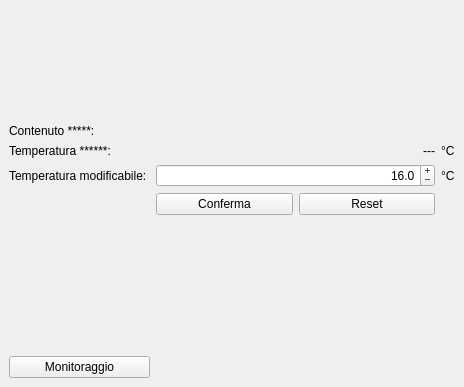
Qt form applicazione/temperatureGUI.ui (RaffaBux/Vooler38) before a commit.
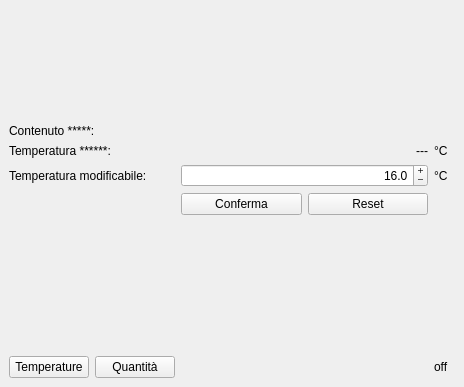
The same form after that commit. Icons and pictures are not drawn.

What changed in the file:
```diff
--- a/applicazione/temperatureGUI.ui
+++ b/applicazione/temperatureGUI.ui
@@ -19,46 +19,23 @@
   </property>
   <widget class="QWidget" name="temp_grid">
    <layout class="QGridLayout" name="gridLayout_2">
-    <item row="2" column="0">
-     <widget class="QLabel" name="tempAttLabel2">
-      <property name="text">
-       <string>Temperatura ******:</string>
-      </property>
-     </widget>
-    </item>
-    <item row="8" column="1">
-     <spacer name="space3_1">
-      <property name="orientation">
-       <enum>Qt::Horizontal</enum>
-      </property>
-      <property name="sizeHint" stdset="0">
-       <size>
-        <width>40</width>
-        <height>20</height>
-       </size>
-      </property>
-     </spacer>
-    </item>
-    <item row="8" column="2">
-     <widget class="QLabel" name="statoLabel">
-      <property name="text">
-       <string>&lt;html&gt;&lt;head/&gt;&lt;body&gt;&lt;p&gt;&lt;img src=&quot;:/sfondo/gray.png&quot;/&gt;&lt;/p&gt;&lt;/body&gt;&lt;/html&gt;</string>
-      </property>
-     </widget>
-    </item>
-    <item row="8" column="0">
-     <widget class="QPushButton" name="monitoraggioButton">
-      <property name="text">
-       <string>Monitoraggio</string>
-      </property>
-     </widget>
-    </item>
-    <item row="3" column="0">
-     <widget class="QLabel" name="tempModLabel">
-      <property name="text">
-       <string>Temperatura modificabile: </string>
-      </property>
-     </widget>
+    <item row="9" column="0">
+     <layout class="QHBoxLayout" name="horizontalLayout_2">
+      <item>
+       <widget class="QPushButton" name="monitoraggioButton">
+        <property name="text">
+         <string>Temperature</string>
+        </property>
+       </widget>
+      </item>
+      <item>
+       <widget class="QPushButton" name="quantitaButton">
+        <property name="text">
+         <string>Quantità</string>
+        </property>
+       </widget>
+      </item>
+     </layout>
     </item>
     <item row="2" column="1">
      <widget class="QLabel" name="tempAttLabel1">
@@ -70,6 +47,20 @@
       </property>
      </widget>
     </item>
+    <item row="3" column="0">
+     <widget class="QLabel" name="tempModLabel">
+      <property name="text">
+       <string>Temperatura modificabile: </string>
+      </property>
+     </widget>
+    </item>
+    <item row="2" column="0">
+     <widget class="QLabel" name="tempAttLabel2">
+      <property name="text">
+       <string>Temperatura ******:</string>
+      </property>
+     </widget>
+    </item>
     <item row="2" column="2">
      <widget class="QLabel" name="celsiusLabel1">
       <property name="text">
@@ -195,6 +186,37 @@
       </property>
      </widget>
     </item>
+    <item row="9" column="1">
+     <spacer name="space3_1">
+      <property name="orientation">
+       <enum>Qt::Horizontal</enum>
+      </property>
+      <property name="sizeHint" stdset="0">
+       <size>
+        <width>40</width>
+        <height>20</height>
+       </size>
+      </property>
+     </spacer>
+    </item>
+    <item row="9" column="2">
+     <layout class="QHBoxLayout" name="horizontalLayout_3">
+      <item>
+       <widget class="QLabel" name="statoscrLabel">
+        <property name="text">
+         <string>off</string>
+        </property>
+       </widget>
+      </item>
+      <item>
+       <widget class="QLabel" name="statoLabel">
+        <property name="text">
+         <string>&lt;html&gt;&lt;head/&gt;&lt;body&gt;&lt;p&gt;&lt;img src=&quot;:/sfondo/gray.png&quot;/&gt;&lt;/p&gt;&lt;/body&gt;&lt;/html&gt;</string>
+        </property>
+       </widget>
+      </item>
+     </layout>
+    </item>
    </layout>
   </widget>
  </widget>
```
